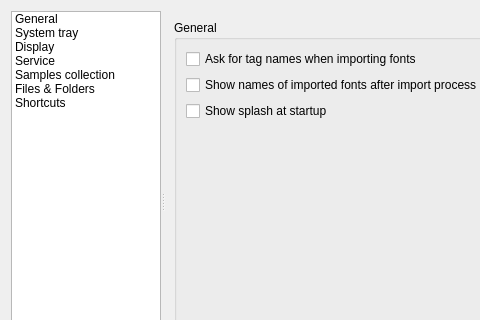
This is src/prefs_panel.ui in eniac111/fontmatrix as Qt 5 draws it before an edit; both pictures show x 0 to 480 and y 0 to 320 of the 701 by 430 pixel window. The edited form follows.
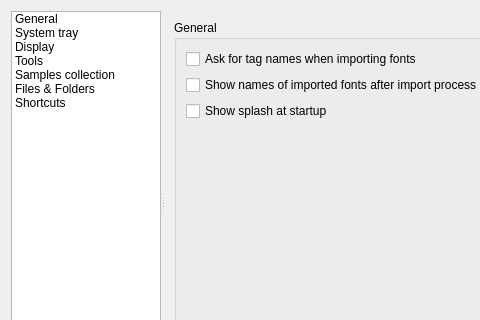
This is the edited form. Icons and pictures are not drawn.

Commit message: Replace "Service" menu with "Tools"; Fix Bulgarian translations

```diff
--- a/src/prefs_panel.ui
+++ b/src/prefs_panel.ui
@@ -86,7 +86,7 @@
       </item>
       <item>
        <property name="text" >
-        <string>Service</string>
+        <string>Tools</string>
        </property>
       </item>
       <item>
```
The commit also changes 6 other files.
